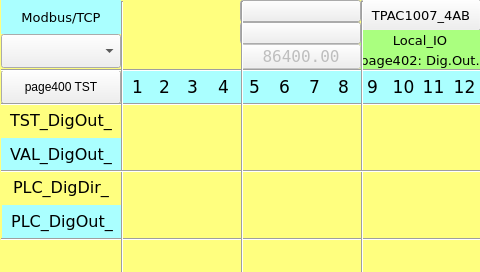
First picture: the form in TPAC1007_04_AB/Local_IO_HMI/page402.ui, repository MECTsrl/mect_apps, before the edit.
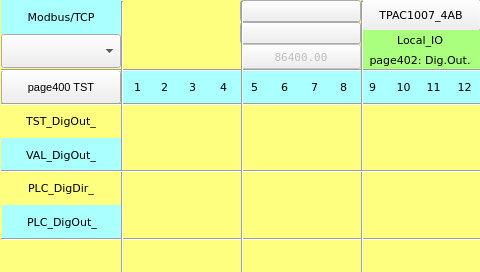
Second picture: the form after the edit. Custom widgets are drawn as their Qt base class.

```diff
--- a/TPAC1007_04_AB/Local_IO_HMI/page402.ui
+++ b/TPAC1007_04_AB/Local_IO_HMI/page402.ui
@@ -79,7 +79,7 @@
    <property name="font">
     <font>
      <family>DejaVu Sans</family>
-     <pointsize>13</pointsize>
+     <pointsize>8</pointsize>
     </font>
    </property>
    <property name="styleSheet">
@@ -189,7 +189,7 @@
    <property name="font">
     <font>
      <family>DejaVu Sans</family>
-     <pointsize>10</pointsize>
+     <pointsize>8</pointsize>
      <weight>50</weight>
      <bold>false</bold>
     </font>
@@ -329,7 +329,7 @@
    <property name="font">
     <font>
      <family>DejaVu Sans</family>
-     <pointsize>10</pointsize>
+     <pointsize>8</pointsize>
     </font>
    </property>
    <property name="styleSheet">
@@ -421,7 +421,7 @@
    <property name="font">
     <font>
      <family>DejaVu Sans</family>
-     <pointsize>13</pointsize>
+     <pointsize>8</pointsize>
     </font>
    </property>
    <property name="styleSheet">
@@ -518,7 +518,7 @@
    <property name="font">
     <font>
      <family>DejaVu Sans</family>
-     <pointsize>13</pointsize>
+     <pointsize>8</pointsize>
     </font>
    </property>
    <property name="styleSheet">
@@ -616,7 +616,7 @@
    <property name="font">
     <font>
      <family>DejaVu Sans</family>
-     <pointsize>12</pointsize>
+     <pointsize>8</pointsize>
     </font>
    </property>
    <property name="styleSheet">
@@ -677,7 +677,7 @@
    <property name="font">
     <font>
      <family>DejaVu Sans</family>
-     <pointsize>13</pointsize>
+     <pointsize>8</pointsize>
     </font>
    </property>
    <property name="styleSheet">
@@ -774,7 +774,7 @@
    <property name="font">
     <font>
      <family>DejaVu Sans</family>
-     <pointsize>13</pointsize>
+     <pointsize>8</pointsize>
     </font>
    </property>
    <property name="styleSheet">
@@ -799,7 +799,7 @@
    <property name="font">
     <font>
      <family>DejaVu Sans</family>
-     <pointsize>13</pointsize>
+     <pointsize>8</pointsize>
     </font>
    </property>
    <property name="styleSheet">
@@ -857,6 +857,11 @@
      <height>34</height>
     </rect>
    </property>
+   <property name="font">
+    <font>
+     <pointsize>8</pointsize>
+    </font>
+   </property>
    <property name="toolTip">
     <string/>
    </property>
@@ -1052,7 +1057,7 @@
    <property name="font">
     <font>
      <family>DejaVu Sans</family>
-     <pointsize>12</pointsize>
+     <pointsize>8</pointsize>
     </font>
    </property>
    <property name="styleSheet">
@@ -1077,7 +1082,7 @@
    <property name="font">
     <font>
      <family>DejaVu Sans</family>
-     <pointsize>12</pointsize>
+     <pointsize>8</pointsize>
     </font>
    </property>
    <property name="styleSheet">
@@ -1151,7 +1156,7 @@
    <property name="font">
     <font>
      <family>DejaVu Sans</family>
-     <pointsize>10</pointsize>
+     <pointsize>8</pointsize>
     </font>
    </property>
    <property name="styleSheet">
@@ -1212,7 +1217,7 @@
    <property name="font">
     <font>
      <family>DejaVu Sans</family>
-     <pointsize>10</pointsize>
+     <pointsize>8</pointsize>
     </font>
    </property>
    <property name="styleSheet">
@@ -1273,7 +1278,7 @@
    <property name="font">
     <font>
      <family>DejaVu Sans</family>
-     <pointsize>13</pointsize>
+     <pointsize>8</pointsize>
     </font>
    </property>
    <property name="styleSheet">
@@ -1436,7 +1441,7 @@
    <property name="font">
     <font>
      <family>DejaVu Sans</family>
-     <pointsize>13</pointsize>
+     <pointsize>8</pointsize>
     </font>
    </property>
    <property name="styleSheet">
@@ -1497,7 +1502,7 @@
    <property name="font">
     <font>
      <family>DejaVu Sans</family>
-     <pointsize>12</pointsize>
+     <pointsize>8</pointsize>
     </font>
    </property>
    <property name="styleSheet">
@@ -1597,7 +1602,7 @@
    <property name="font">
     <font>
      <family>DejaVu Sans Mono</family>
-     <pointsize>12</pointsize>
+     <pointsize>8</pointsize>
     </font>
    </property>
    <property name="text">
@@ -1709,7 +1714,7 @@
    <property name="font">
     <font>
      <family>DejaVu Sans</family>
-     <pointsize>13</pointsize>
+     <pointsize>8</pointsize>
     </font>
    </property>
    <property name="styleSheet">
@@ -1734,7 +1739,7 @@
    <property name="font">
     <font>
      <family>DejaVu Sans</family>
-     <pointsize>13</pointsize>
+     <pointsize>8</pointsize>
     </font>
    </property>
    <property name="styleSheet">
@@ -1795,7 +1800,7 @@
    <property name="font">
     <font>
      <family>DejaVu Sans</family>
-     <pointsize>13</pointsize>
+     <pointsize>8</pointsize>
     </font>
    </property>
    <property name="styleSheet">
@@ -1856,7 +1861,7 @@
    <property name="font">
     <font>
      <family>DejaVu Sans</family>
-     <pointsize>13</pointsize>
+     <pointsize>8</pointsize>
     </font>
    </property>
    <property name="styleSheet">
@@ -2084,6 +2089,11 @@
      <height>272</height>
     </rect>
    </property>
+   <property name="font">
+    <font>
+     <pointsize>8</pointsize>
+    </font>
+   </property>
    <property name="orientation">
     <enum>Qt::Vertical</enum>
    </property>
```
Left out of the diff: 34 changed lines with no effect on the pictures.
